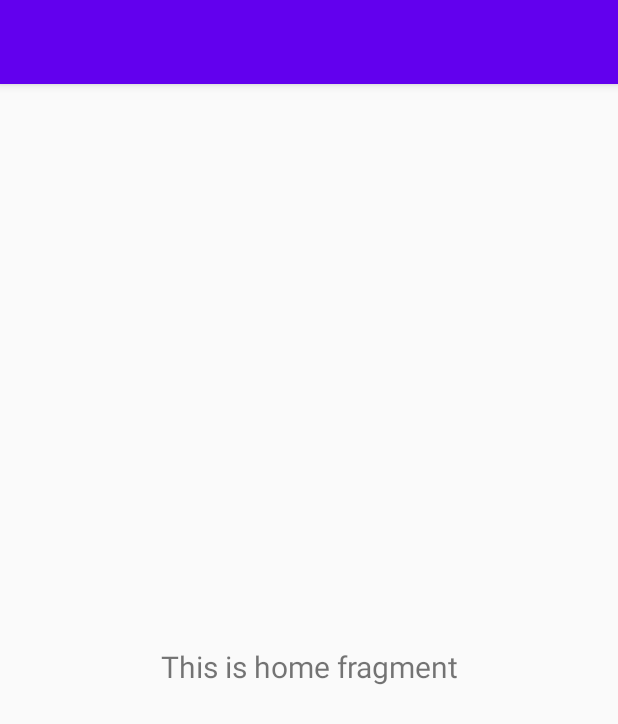
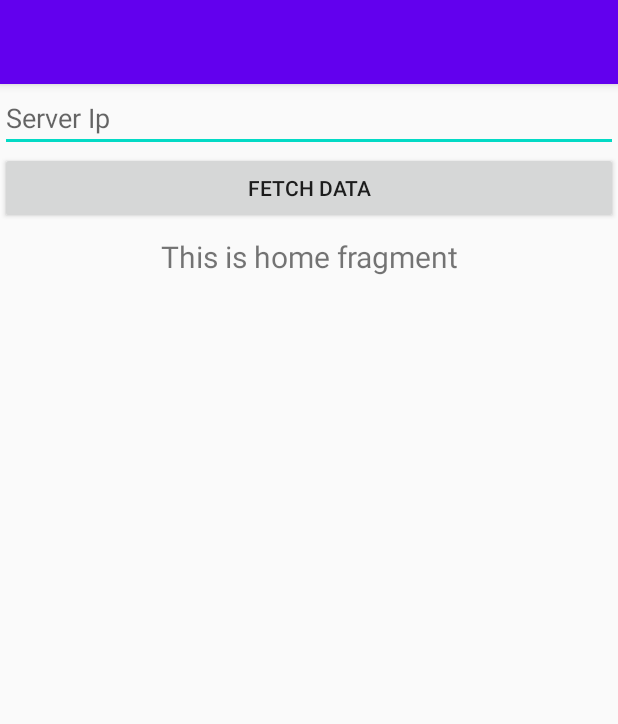
Before and after one commit to AZEEES/Logger, an Android app: the fragment HomeFragment shown on its own in the app's theme, on a phone screen of 412 x 824 dp. Shown: the top 724 px of the screen. Run offline under Robolectric (Android 15) with nearby library versions, the phone set to English and light mode, and no system bars; network calls fail.

Commit message:
App Volley and server connectivity done

```diff
--- a/logger_app/app/build.gradle
+++ b/logger_app/app/build.gradle
@@ -31,6 +31,8 @@ dependencies {
     implementation 'androidx.navigation:navigation-fragment:2.3.0'
     implementation 'androidx.navigation:navigation-ui:2.3.0'
     implementation 'androidx.lifecycle:lifecycle-extensions:2.2.0'
+    implementation 'com.android.volley:volley:1.1.0'  // Volley for Http calls
+    implementation 'com.readystatesoftware.sqliteasset:sqliteassethelper:2.0.1' // External Library for sqlite handling
     testImplementation 'junit:junit:4.12'
     androidTestImplementation 'androidx.test.ext:junit:1.1.2'
     androidTestImplementation 'androidx.test.espresso:espresso-core:3.3.0'
--- a/logger_app/app/src/main/AndroidManifest.xml
+++ b/logger_app/app/src/main/AndroidManifest.xml
@@ -2,12 +2,15 @@
 <manifest xmlns:android="http://schemas.android.com/apk/res/android"
     package="com.example.logger">
 
+
+    <uses-permission android:name="android.permission.INTERNET"/>
     <application
         android:allowBackup="true"
         android:icon="@mipmap/ic_launcher"
         android:label="@string/app_name"
         android:roundIcon="@mipmap/ic_launcher_round"
         android:supportsRtl="true"
+        android:usesCleartextTraffic="true"
         android:theme="@style/AppTheme">
         <activity
             android:name=".MainActivity"
@@ -19,6 +22,8 @@
                 <category android:name="android.intent.category.LAUNCHER" />
             </intent-filter>
         </activity>
+        <activity android:name=".HomeActivity"
+            android:theme="@style/AppTheme.NoActionBar"/>
     </application>
 
 </manifest>
--- a/logger_app/app/src/main/res/layout/fragment_home.xml
+++ b/logger_app/app/src/main/res/layout/fragment_home.xml
@@ -5,6 +5,23 @@
     android:layout_width="match_parent"
     android:layout_height="match_parent"
     tools:context=".ui.home.HomeFragment">
+
+    <LinearLayout
+        android:layout_width="match_parent"
+        android:layout_height="match_parent"
+        android:orientation="vertical">
+
+        <EditText
+            android:id="@+id/home_server_ip"
+            android:layout_width="match_parent"
+            android:layout_height="wrap_content"
+            android:hint="Server Ip"/>
+
+        <Button
+            android:id="@+id/home_fetch_btn"
+            android:layout_width="match_parent"
+            android:layout_height="wrap_content"
+            android:text="Fetch Data"/>
 
         <TextView
             android:id="@+id/text_home"
@@ -19,4 +36,5 @@
             app:layout_constraintEnd_toEndOf="parent"
             app:layout_constraintStart_toStartOf="parent"
             app:layout_constraintTop_toTopOf="parent" />
+    </LinearLayout>
 </androidx.constraintlayout.widget.ConstraintLayout>
```
Also changed, not shown: logger_app/app/src/main/java/com/example/logger/HomeActivity.java (added, +108 -0 lines), logger_app/app/src/main/java/com/example/logger/MainActivity.java (+3 -31 lines), logger_app/app/src/main/res/layout/activity_home.xml (added, +24 -0 lines), logger_app/app/src/main/res/layout/activity_main.xml (+4 -22 lines), logger_app/app/src/main/res/layout/content_main.xml (+28 -2 lines), 1 other file. Lines whose indentation alone changed are shown as unchanged.
